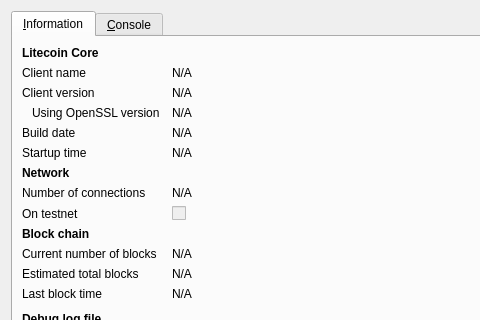
The window that src/qt/forms/rpcconsole.ui (GaelCoin/GaelCoin) describes before a commit, drawn with Qt 5; both pictures show x 0 to 480 and y 0 to 320 of the 740 by 450 pixel window.
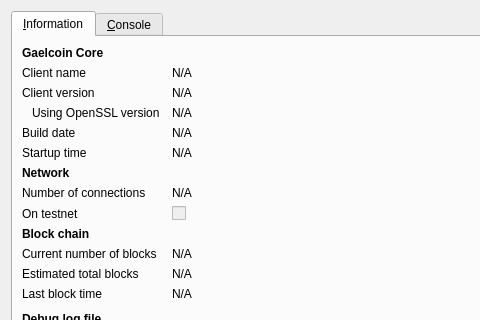
The same window after the commit. Icons and pictures are not drawn.

The edit to the form file:
```diff
--- a/src/qt/forms/rpcconsole.ui
+++ b/src/qt/forms/rpcconsole.ui
@@ -36,7 +36,7 @@
           </font>
          </property>
          <property name="text">
-          <string>Litecoin Core</string>
+          <string>Gaelcoin Core</string>
          </property>
         </widget>
        </item>
```
Left out of the diff: 6 changed lines with no effect on the pictures.
